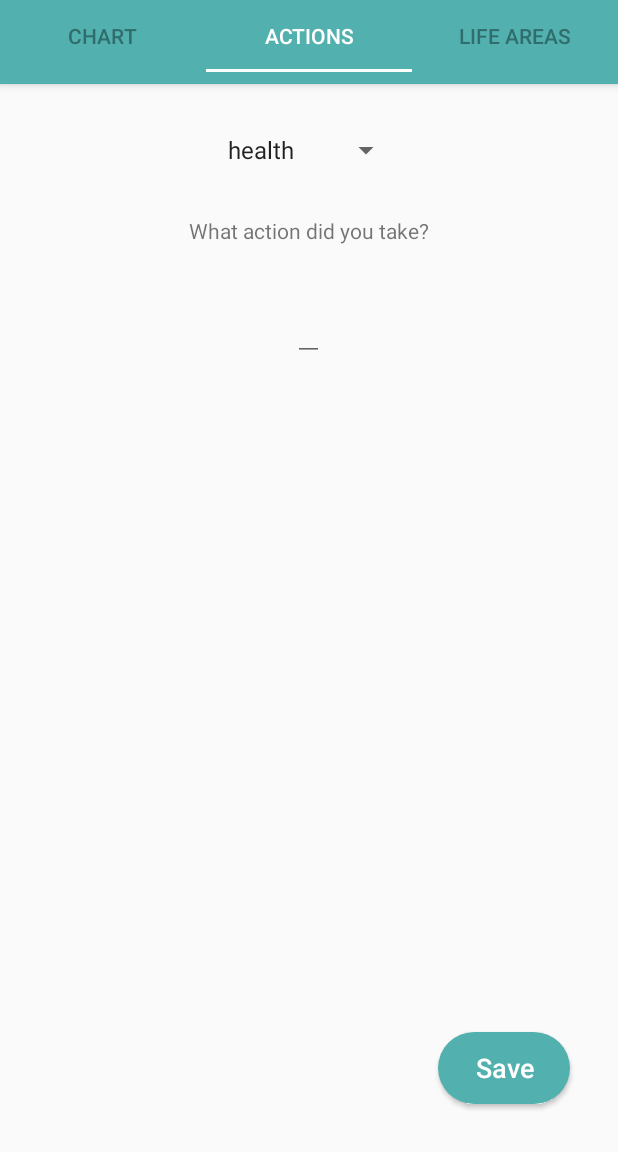
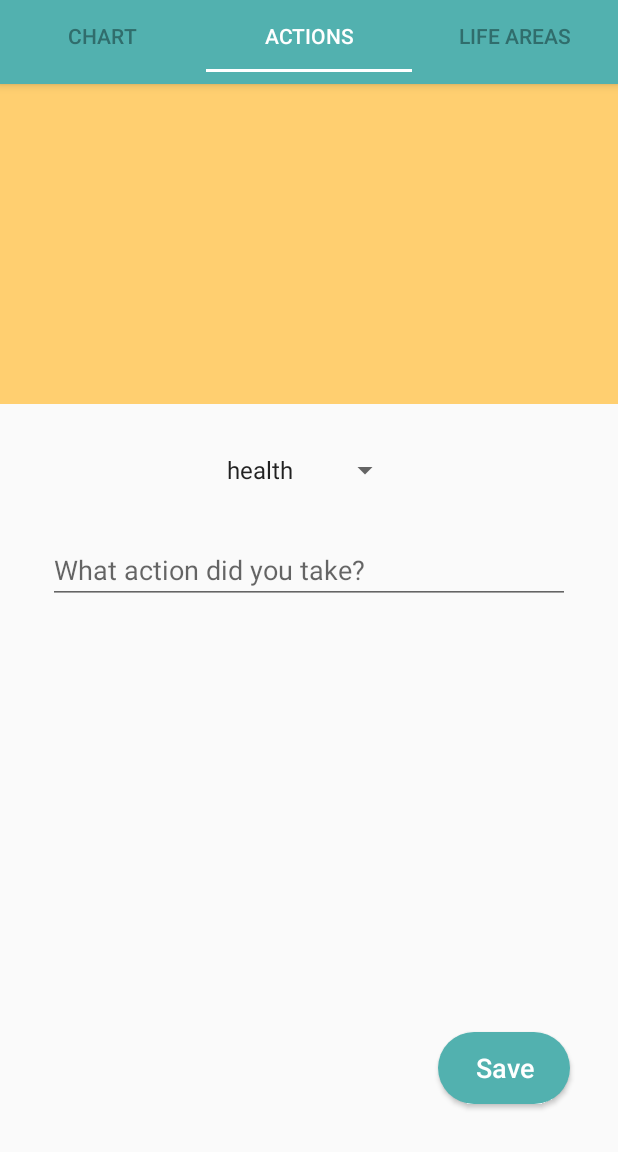
Before and after one commit to TaraPhelan/Assign5, an Android app: the screen it shows after launch (MainActivity), tab 2 chosen, on a phone screen of 412 x 824 dp, the part 84-1236 px from its top. Run offline under Robolectric (Android 15) with nearby library versions, the phone set to English and light mode, and no system bars; our stand-ins replace Firebase (no records; nobody signed in at launch, a user with empty details on screens opened directly); libraries missing offline, so code that uses them is left out: com.github.mikephil.charting.

```diff
--- a/app/src/main/java/com/example/sdaassign52021taraphelan/LifeAreas.java
+++ b/app/src/main/java/com/example/sdaassign52021taraphelan/LifeAreas.java
@@ -258,7 +258,9 @@ public class LifeAreas extends Fragment {
                 sharedPreferences.getString(LIFE_AREA_5, defaultLifeAreas[4]),
                 sharedPreferences.getString(LIFE_AREA_6, defaultLifeAreas[5])};
 
-        lifeAreasDisplay.setText(yourLifeAreas);
+        String newLine = getString(R.string.new_line);
+
+        lifeAreasDisplay.setText(yourLifeAreas + newLine + newLine);
         for (int i = 0; i < lifeAreasFromSharedPreferences.length; i++) {
             lifeAreasDisplay.append(lifeAreasFromSharedPreferences[i] + getString(R.string.new_line));
         }
--- a/app/src/main/res/layout/fragment_actions.xml
+++ b/app/src/main/res/layout/fragment_actions.xml
@@ -7,35 +7,35 @@
     tools:context=".Actions"
     android:orientation="vertical">
 
+    <TextView
+        android:id="@+id/suggestionTextView"
+        android:layout_width="0dp"
+        android:layout_height="0dp"
+        android:background="@color/colorAccent"
+        app:layout_constraintEnd_toEndOf="parent"
+        app:layout_constraintHeight_default="percent"
+        app:layout_constraintHeight_percent="0.3"
+        app:layout_constraintStart_toStartOf="parent"
+        app:layout_constraintTop_toTopOf="parent" />
+
     <Spinner
         android:id="@+id/spinner"
         android:layout_width="wrap_content"
         android:layout_height="wrap_content"
         android:layout_marginTop="32dp"
         app:layout_constraintEnd_toEndOf="parent"
+        app:layout_constraintHorizontal_bias="0.498"
         app:layout_constraintStart_toStartOf="parent"
-        app:layout_constraintTop_toTopOf="parent" />
+        app:layout_constraintTop_toBottomOf="@+id/suggestionTextView" />
 
     <MultiAutoCompleteTextView
         android:id="@+id/actionSummary"
-        android:layout_width="wrap_content"
+        android:layout_width="0dp"
         android:layout_height="wrap_content"
         android:layout_marginStart="32dp"
         android:layout_marginTop="32dp"
         android:layout_marginEnd="32dp"
-        app:layout_constraintEnd_toEndOf="parent"
-        app:layout_constraintHorizontal_bias="0.498"
-        app:layout_constraintStart_toStartOf="parent"
-        app:layout_constraintTop_toBottomOf="@+id/textView" />
-
-    <TextView
-        android:id="@+id/textView"
-        android:layout_width="wrap_content"
-        android:layout_height="wrap_content"
-        android:layout_marginStart="32dp"
-        android:layout_marginTop="32dp"
-        android:layout_marginEnd="32dp"
-        android:text="@string/action_prompt"
+        android:hint="@string/action_hint"
         app:layout_constraintEnd_toEndOf="parent"
         app:layout_constraintStart_toStartOf="parent"
         app:layout_constraintTop_toBottomOf="@+id/spinner" />
--- a/app/src/main/res/values/strings.xml
+++ b/app/src/main/res/values/strings.xml
@@ -1,14 +1,6 @@
 <resources>
-    <string-array name="default_life_areas">
-        <item>health</item>
-        <item>family</item>
-        <item>work</item>
-        <item>friends</item>
-        <item>learning</item>
-        <item>finances</item>
-    </string-array>
     <string name="action">action</string>
-    <string name="action_prompt">What action did you take?</string>
+    <string name="action_hint">What action did you take?</string>
     <string name="app_name">Life Balance</string>
     <string name="actions">Actions</string>
     <string name="change">Change</string>
@@ -25,5 +17,6 @@
     <string name="restore_defaults">Restore Defaults</string>
     <string name="save">Save</string>
     <string name="success_message">Your action has been saved!</string>
-    <string name="your_life_areas">Your Life Areas\n</string>
+    <string name="view_chart">View Chart</string>
+    <string name="your_life_areas">Your Life Areas</string>
 </resources>
```
Also changed, not shown: app/src/main/java/com/example/sdaassign52021taraphelan/Actions.java (+4 -4 lines), app/src/main/java/com/example/sdaassign52021taraphelan/Chart.java (+13 -13 lines), app/src/main/res/layout/fragment_chart.xml (+10 -2 lines), app/src/main/res/layout/fragment_life_areas.xml (+9 -6 lines).
